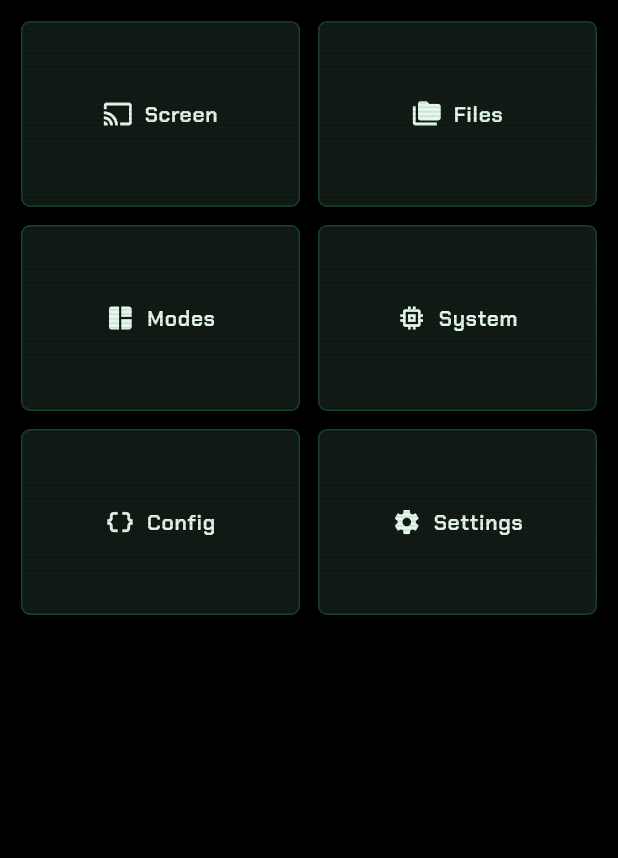
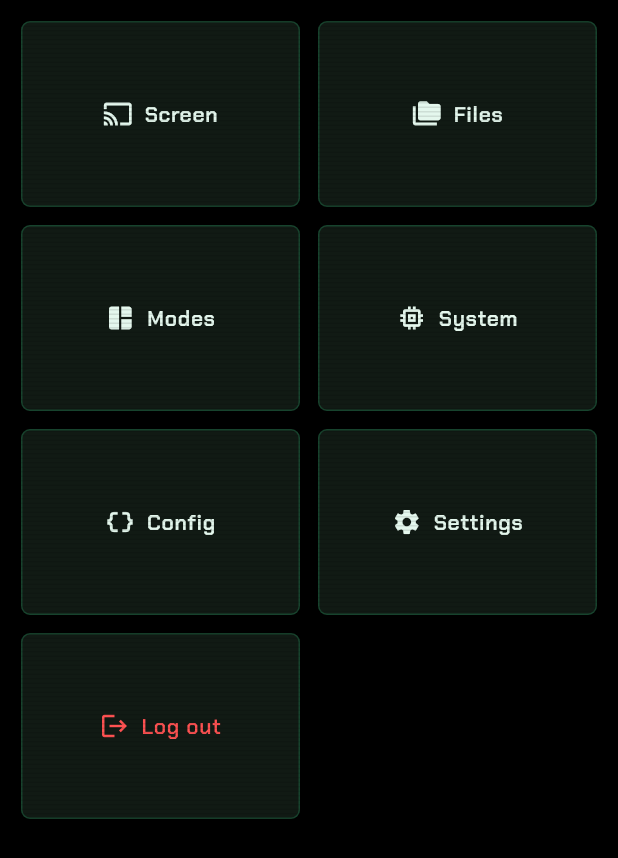
Before and after one commit to rd6260/hyprhand-mobile, a Flutter app: the _More widget shown alone on an empty page, opened directly, on a phone screen of 412 x 824 dp. Shown: the top 858 px of the screen. Run offline on Flutter 3.47's test engine with Material 3 defaults, Android fonts, the phone set to English and light mode, and no system bars; our stand-ins replace bloc, equatable, flutter_bloc, flutter_secure_storage, material_ui, shared_preferences; accounts and stored records are empty.

Commit message:
Add log out button and extend night theme into display cutout

```diff
--- a/lib/ui/shell.dart
+++ b/lib/ui/shell.dart
@@ -10,6 +10,7 @@ import '../blocs/files_cubit.dart';
 import '../blocs/fleet_cubit.dart';
 import '../blocs/macro_bloc.dart';
 import '../blocs/nav_cubit.dart';
+import '../blocs/session_bloc.dart';
 import '../blocs/settings_cubit.dart';
 import '../blocs/theme_cubit.dart';
 import '../data/bindings.dart';
@@ -394,6 +395,17 @@ class _More extends StatelessWidget {
               icon: _icons[d],
               onTap: () => context.read<NavCubit>().go(d),
             ),
+          DeckButton(
+            'Log out',
+            icon: Icons.logout,
+            tone: Tone.danger,
+            onTap: () async {
+              final session = context.read<SessionBloc>();
+              if (await confirm(context, 'Log out of this rig?', 'Log out')) {
+                session.add(const LoggedOut());
+              }
+            },
+          ),
         ],
       );
     },
```
Also changed, not shown: 1 other file.
